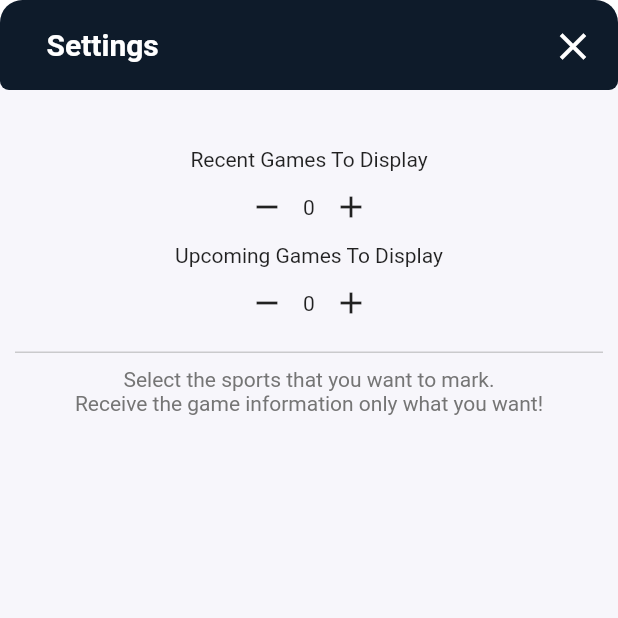
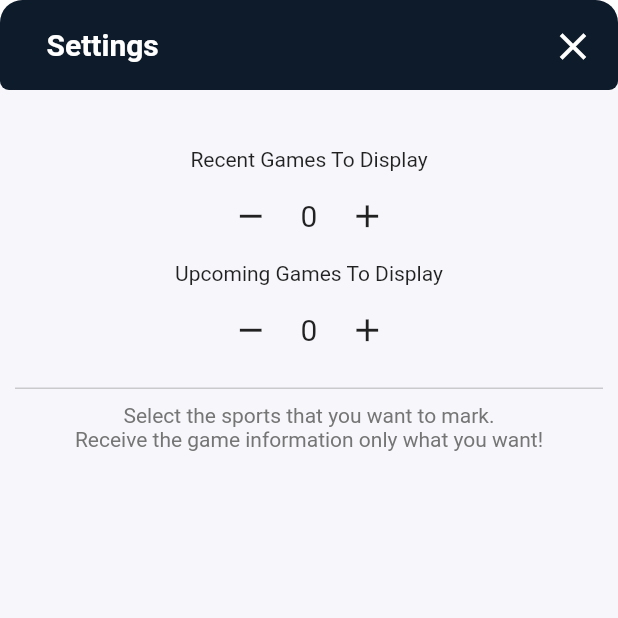
Before and after one commit to sean2474/AIPProject, a Flutter app: the SettingPage screen opened directly with empty values, on a phone screen of 412 x 824 dp, the top half of it. Run offline on Flutter 3.47's test engine with Material 2 defaults, Android fonts, the phone set to English and light mode, and no system bars; our stand-ins replace flutter_linkify, shared_preferences; accounts and stored records are empty; project files that could hold a hidden picture were left out; key blocks and very long unbroken strings in the code were emptied for the run.

Commit message:
big fix in sports

```diff
--- a/front/lib/common_pages/sports.dart
+++ b/front/lib/common_pages/sports.dart
@@ -633,12 +633,15 @@ class SettingPageState extends State<SettingPage> {
         Text(
           title,
         ),
-        Row(
-          mainAxisAlignment: MainAxisAlignment.center,
+        SizedBox(
+          height: 60,
+          width: MediaQuery.of(context).size.width * 0.3,
+          child: Row(
+            mainAxisAlignment: MainAxisAlignment.spaceAround,
             crossAxisAlignment: CrossAxisAlignment.center,
             children: [
-            IconButton(
-              onPressed: () {
+              GestureDetector(
+                onTap: () {
                   if (title == 'Recent Games To Display') {
                     if (localData.settings.recentGamesToShow > 0) {
                       setState(() {
@@ -653,13 +656,16 @@ class SettingPageState extends State<SettingPage> {
                     }
                   }
                 },
-              icon: const Icon(Icons.remove),
+                child: const Icon(Icons.remove, size: 25),
               ),
               Text(
                 title == 'Recent Games To Display' ? localData.settings.recentGamesToShow.toString() : localData.settings.upcomingGamesToShow.toString(),
+                style: const TextStyle(
+                  fontSize: 20,
                 ),
-            IconButton(
-              onPressed: () {
+              ),
+              GestureDetector(
+                onTap: () {
                   if (title == 'Recent Games To Display') {
                     if (localData.settings.recentGamesToShow < 5) {
                       setState(() {
@@ -674,9 +680,10 @@ class SettingPageState extends State<SettingPage> {
                     }
                   }
                 },
-              icon: const Icon(Icons.add),
+                child: const Icon(Icons.add, size: 25),
               ),
             ],
+          ),
         ),
       ],
     );
```
Lines whose indentation alone changed are shown as unchanged.
